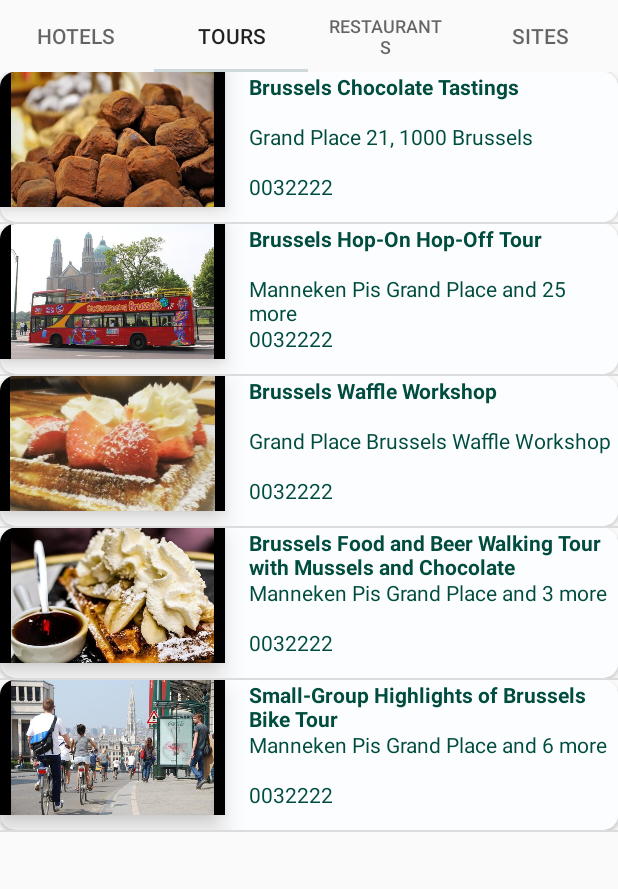
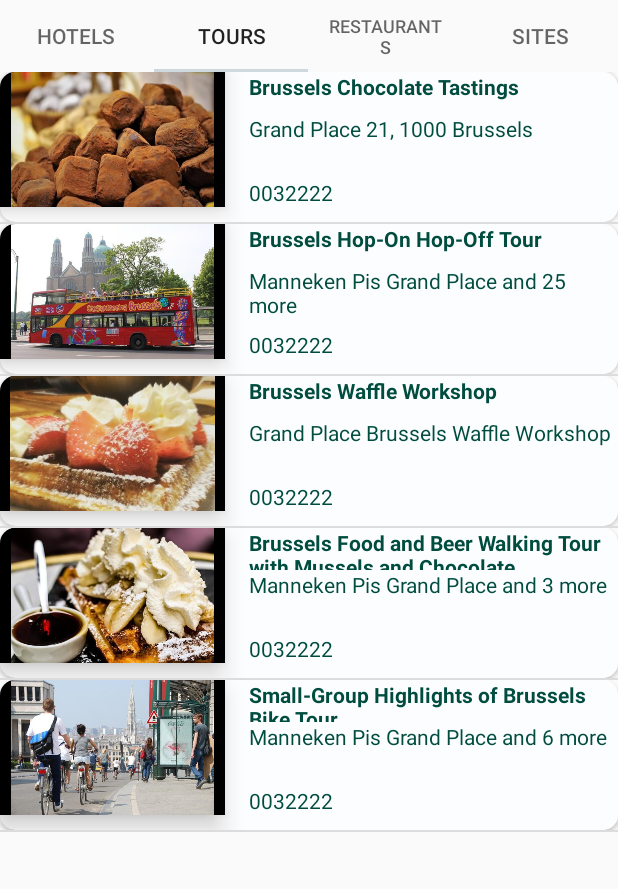
Before and after one commit to saidabxl/Brussels_Tour_Guide, an Android app: the screen it shows after launch (MainActivity), tab 2 chosen, on a phone screen of 412 x 824 dp, the part 84-973 px from its top. Run offline under Robolectric (Android 15) with nearby library versions, the phone set to English and light mode, and no system bars.

Commit message:
Initial Commit

```diff
--- a/app/src/main/res/layout/list_item.xml
+++ b/app/src/main/res/layout/list_item.xml
@@ -46,7 +46,7 @@
                     android:layout_width="match_parent"
                     android:layout_height="0dp"
                     android:layout_marginLeft="16dp"
-                    android:layout_weight="1"
+                    android:layout_weight="2"
                     android:elegantTextHeight="true"
                     android:elevation="10dp"
                     android:gravity="top"
@@ -59,7 +59,7 @@
                     android:layout_width="match_parent"
                     android:layout_height="0dp"
                     android:layout_marginLeft="16dp"
-                    android:layout_weight="1"
+                    android:layout_weight="3"
                     android:text="@string/sablon_address"
                     android:textAppearance="?android:textAppearanceSmall"
                     android:textColor="@color/textDetailColor"/>
@@ -69,7 +69,7 @@
                     android:layout_width="match_parent"
                     android:layout_height="0dp"
                     android:layout_marginLeft="16dp"
-                    android:layout_weight="1"
+                    android:layout_weight="2"
                     android:text="@string/sablon_contact"
                     android:textColor="@color/textDetailColor"/>
 
--- a/app/src/main/res/values/strings.xml
+++ b/app/src/main/res/values/strings.xml
@@ -10,23 +10,23 @@
 
     <!-- Hotels Fragment-->
 
-    <string name="sablon_hotel">9Hotel Sablon</string>
+    <string name="sablon_hotel">9Hotel Sablon***</string>
     <string name="sablon_address">Brussels Center, Brussels</string>
     <string name="sablon_contact">003222</string>
 
-    <string name="noga_hotel">Hotel Noga</string>
+    <string name="noga_hotel">Hotel Noga**</string>
     <string name="noga_address">Brussels Center, Brussels</string>
     <string name="noga_contact">003222</string>
 
-    <string name="parkinn_hotel">Park Inn by Radisson</string>
+    <string name="parkinn_hotel">Park Inn by Radisson****</string>
     <string name="parkinn_address">Brussels Center, Brussels</string>
     <string name="parkinn_contact">003222</string>
 
-    <string name="holidayinn_hotel">Holiday Inn</string>
+    <string name="holidayinn_hotel">Holiday Inn****</string>
     <string name="holidayinn_address">Brussels Midi, Brussels</string>
     <string name="holidayinn_contact">003222</string>
 
-    <string name="crowneplaza_hotel">Crowne Plaza Hotel</string>
+    <string name="crowneplaza_hotel">Crowne Plaza Hotel****</string>
     <string name="crowneplaza_address">Brussels Schuman</string>
     <string name="crowneplaza_contact">0032222</string>
 
```
